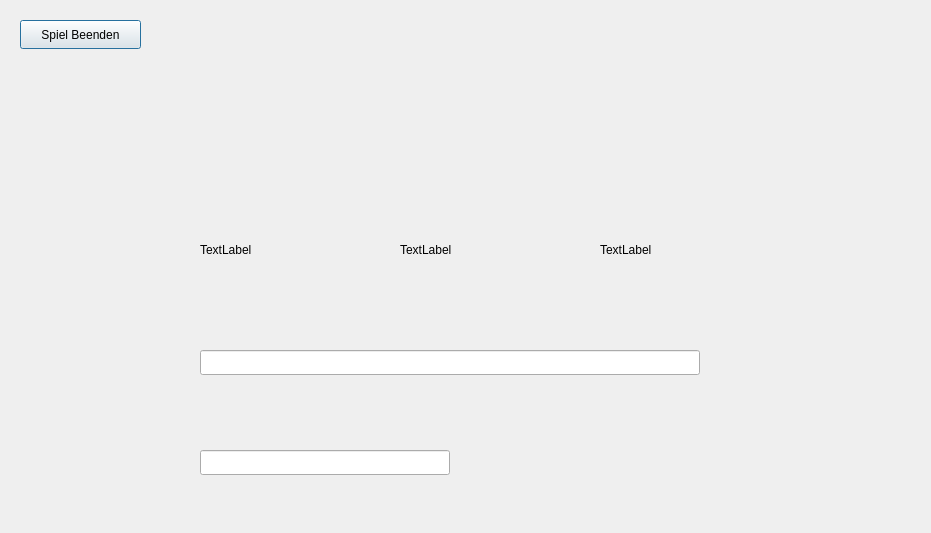
Old version of the form spielfenster.ui in the repository TreutleTobias/Spielautomat.
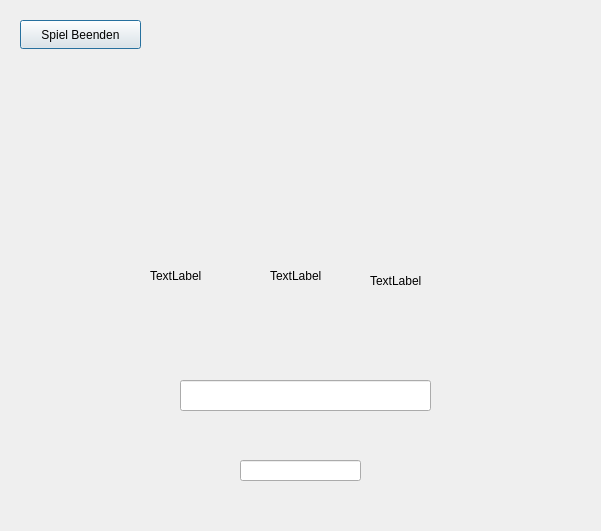
New version of the form.

Commit message: kleine Änderungen

Patch:
```diff
--- a/spielfenster.ui
+++ b/spielfenster.ui
@@ -6,13 +6,16 @@
    <rect>
     <x>0</x>
     <y>0</y>
-    <width>931</width>
-    <height>533</height>
+    <width>601</width>
+    <height>531</height>
    </rect>
   </property>
   <property name="windowTitle">
    <string>Dialog</string>
   </property>
+  <property name="styleSheet">
+   <string notr="true"/>
+  </property>
   <widget class="QPushButton" name="Spiel_beenden">
    <property name="geometry">
     <rect>
@@ -29,10 +32,10 @@
   <widget class="QLabel" name="SpinningWheel1">
    <property name="geometry">
     <rect>
-     <x>200</x>
-     <y>200</y>
-     <width>100</width>
-     <height>100</height>
+     <x>150</x>
+     <y>240</y>
+     <width>71</width>
+     <height>71</height>
     </rect>
    </property>
    <property name="text">
@@ -42,10 +45,10 @@
   <widget class="QLabel" name="SpinningWheel2">
    <property name="geometry">
     <rect>
-     <x>400</x>
-     <y>200</y>
-     <width>100</width>
-     <height>100</height>
+     <x>270</x>
+     <y>240</y>
+     <width>61</width>
+     <height>71</height>
     </rect>
    </property>
    <property name="text">
@@ -55,10 +58,10 @@
   <widget class="QLabel" name="SpinningWheel3">
    <property name="geometry">
     <rect>
-     <x>600</x>
-     <y>200</y>
-     <width>100</width>
-     <height>100</height>
+     <x>370</x>
+     <y>250</y>
+     <width>81</width>
+     <height>61</height>
     </rect>
    </property>
    <property name="text">
@@ -68,20 +71,20 @@
   <widget class="QLineEdit" name="Aktion_Line_Edit">
    <property name="geometry">
     <rect>
-     <x>200</x>
-     <y>350</y>
-     <width>500</width>
-     <height>25</height>
+     <x>180</x>
+     <y>380</y>
+     <width>251</width>
+     <height>31</height>
     </rect>
    </property>
   </widget>
   <widget class="QLineEdit" name="Name_Line_Edit">
    <property name="geometry">
     <rect>
-     <x>200</x>
-     <y>450</y>
-     <width>250</width>
-     <height>25</height>
+     <x>240</x>
+     <y>460</y>
+     <width>121</width>
+     <height>21</height>
     </rect>
    </property>
   </widget>
```
The commit also changes 1 other file.
